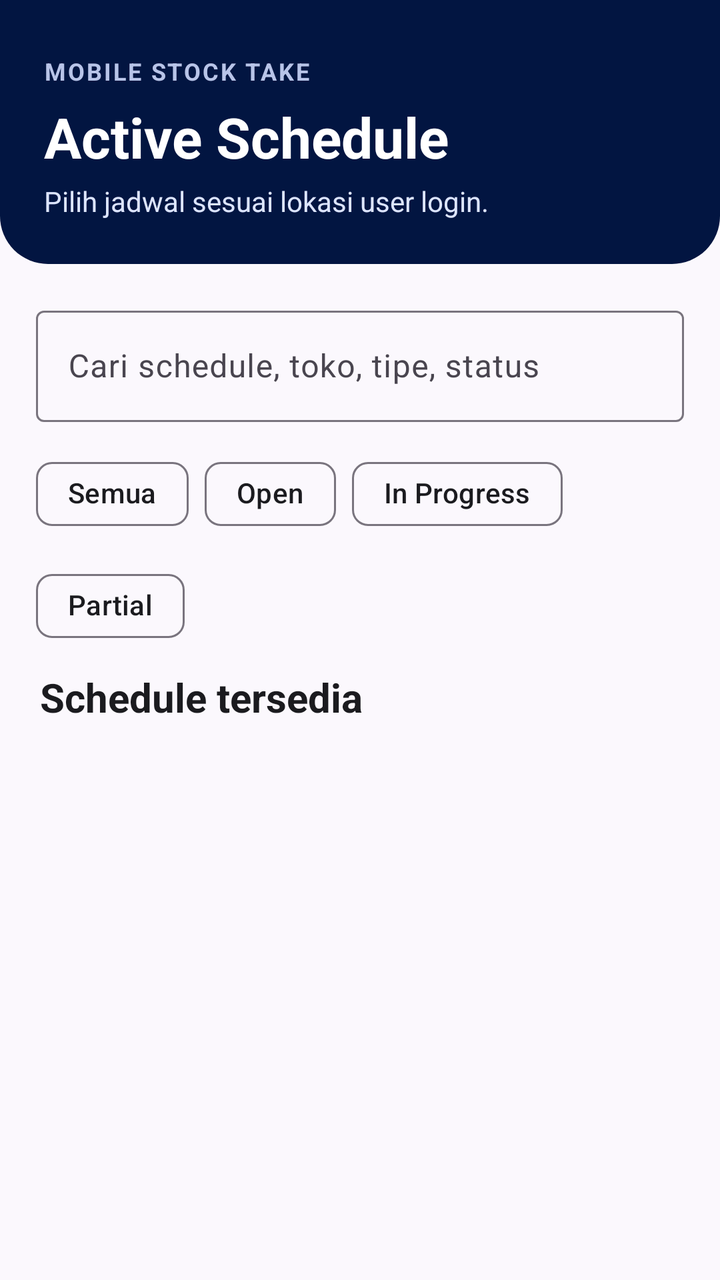
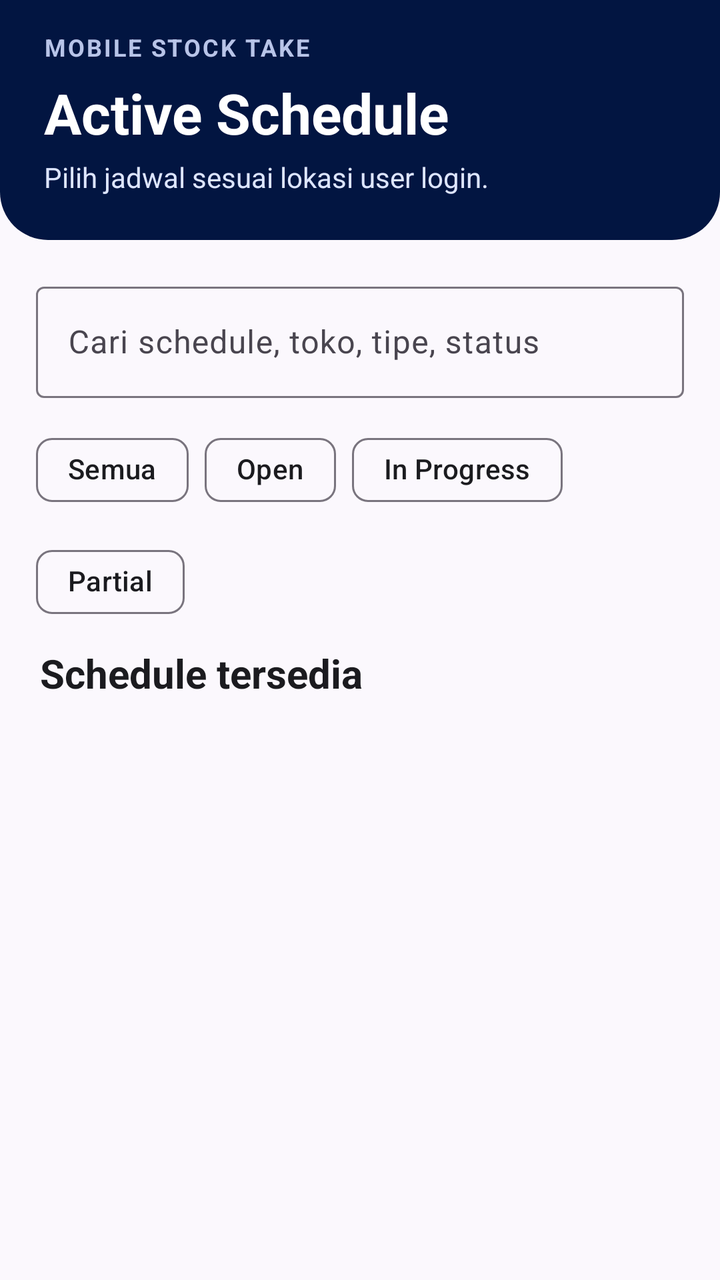

Two renders of the same Android screen: before a commit and after it. Below are the layout's source before the change and the commit's diff.
<!-- AndroidManifest.xml: application theme Theme.HeroStockTake -->
<!-- res/layout/fragment_schedule_list.xml -->
<?xml version="1.0" encoding="utf-8"?>
<LinearLayout xmlns:android="http://schemas.android.com/apk/res/android"
    xmlns:app="http://schemas.android.com/apk/res-auto"
    android:layout_width="match_parent"
    android:layout_height="match_parent"
    android:background="@color/hero_surface"
    android:orientation="vertical">

    <LinearLayout
        android:layout_width="match_parent"
        android:layout_height="132dp"
        android:background="@drawable/bg_header_panel"
        android:gravity="bottom"
        android:orientation="vertical"
        android:paddingHorizontal="22dp"
        android:paddingBottom="22dp">

        <TextView
            android:layout_width="wrap_content"
            android:layout_height="wrap_content"
            android:letterSpacing="0.08"
            android:text="MOBILE STOCK TAKE"
            android:textColor="#B8C4E8"
            android:textSize="12sp"
            android:textStyle="bold" />

        <TextView
            android:layout_width="match_parent"
            android:layout_height="wrap_content"
            android:layout_marginTop="6dp"
            android:text="Active Schedule"
            android:textColor="@color/white"
            android:textSize="28sp"
            android:textStyle="bold" />

        <TextView
            android:id="@+id/scheduleHeaderSubtitle"
            android:layout_width="match_parent"
            android:layout_height="wrap_content"
            android:layout_marginTop="4dp"
            android:text="Pilih jadwal sesuai lokasi user login."
            android:textColor="#DDE5FF"
            android:textSize="14sp" />
    </LinearLayout>

    <com.google.android.material.textfield.TextInputLayout
        android:id="@+id/scheduleSearchLayout"
        style="@style/Widget.Material3.TextInputLayout.OutlinedBox"
        android:layout_width="match_parent"
        android:layout_height="wrap_content"
        android:layout_marginHorizontal="18dp"
        android:layout_marginTop="18dp"
        android:hint="Cari schedule, toko, tipe, status">

        <com.google.android.material.textfield.TextInputEditText
            android:id="@+id/scheduleSearchInput"
            android:layout_width="match_parent"
            android:layout_height="wrap_content"
            android:inputType="text"
            android:minHeight="52dp"
            android:singleLine="true" />
    </com.google.android.material.textfield.TextInputLayout>

    <com.google.android.material.chip.ChipGroup
        android:id="@+id/scheduleFilterGroup"
        android:layout_width="match_parent"
        android:layout_height="wrap_content"
        android:layout_marginHorizontal="18dp"
        android:layout_marginTop="12dp"
        app:selectionRequired="true"
        app:singleSelection="true">

        <com.google.android.material.chip.Chip
            android:id="@+id/filterScheduleAll"
            android:layout_width="wrap_content"
            android:layout_height="wrap_content"
            android:checked="true"
            android:text="Semua" />

        <com.google.android.material.chip.Chip
            android:id="@+id/filterScheduleOpen"
            android:layout_width="wrap_content"
            android:layout_height="wrap_content"
            android:text="Open" />

        <com.google.android.material.chip.Chip
            android:id="@+id/filterScheduleProgress"
            android:layout_width="wrap_content"
            android:layout_height="wrap_content"
            android:text="In Progress" />

        <com.google.android.material.chip.Chip
            android:id="@+id/filterSchedulePartial"
            android:layout_width="wrap_content"
            android:layout_height="wrap_content"
            android:text="Partial" />
    </com.google.android.material.chip.ChipGroup>

    <LinearLayout
        android:layout_width="match_parent"
        android:layout_height="wrap_content"
        android:gravity="center_vertical"
        android:orientation="horizontal"
        android:paddingHorizontal="20dp"
        android:paddingTop="8dp">

        <TextView
            style="@style/HeroSectionTitle"
            android:layout_width="0dp"
            android:layout_height="wrap_content"
            android:layout_weight="1"
            android:text="Schedule tersedia" />

        <TextView
            android:id="@+id/scheduleCount"
            android:layout_width="wrap_content"
            android:layout_height="wrap_content"
            android:textColor="@color/hero_text_muted"
            android:textSize="13sp"
            android:textStyle="bold" />
    </LinearLayout>

    <TextView
        android:id="@+id/scheduleState"
        android:layout_width="match_parent"
        android:layout_height="wrap_content"
        android:layout_marginHorizontal="20dp"
        android:layout_marginTop="8dp"
        android:textColor="@color/hero_text_muted"
        android:textSize="14sp"
        android:visibility="gone" />

    <androidx.recyclerview.widget.RecyclerView
        android:id="@+id/scheduleList"
        android:layout_width="match_parent"
        android:layout_height="0dp"
        android:layout_marginTop="6dp"
        android:layout_weight="1"
        android:clipToPadding="false"
        android:paddingHorizontal="16dp"
        android:paddingBottom="22dp" />
</LinearLayout>
<!-- resources referenced by this layout -->
<resources>
  <color name="hero_surface">#FBF8FD</color>
  <color name="hero_text_muted">#5C5D66</color>
  <color name="white">#FFFFFF</color>
  <!-- drawable bg_header_panel (drawable) -->
  <?xml version="1.0" encoding="utf-8"?>
  <shape xmlns:android="http://schemas.android.com/apk/res/android">
      <solid android:color="@color/hero_navy" />
      <corners android:bottomLeftRadius="24dp" android:bottomRightRadius="24dp" />
  </shape>
  <style name="HeroSectionTitle">
          <item name="android:textColor">@color/hero_text</item>
          <item name="android:textStyle">bold</item>
          <item name="android:textSize">20sp</item>
      </style>
  <style name="Theme.HeroStockTake" parent="Theme.Material3.Light.NoActionBar">
          <item name="colorPrimary">@color/hero_navy</item>
          <item name="colorOnPrimary">@color/white</item>
          <item name="colorSecondary">@color/hero_red</item>
          <item name="colorOnSecondary">@color/white</item>
          <item name="colorSurface">@color/hero_surface</item>
          <item name="colorOnSurface">@color/hero_text</item>
          <item name="android:windowLightStatusBar">true</item>
          <item name="android:statusBarColor">@color/hero_navy</item>
          <item name="android:navigationBarColor">@color/white</item>
          <item name="android:windowActionModeOverlay">true</item>
      </style>
  <color name="hero_navy">#021541</color>
  <color name="hero_text">#1B1B1F</color>
  <color name="hero_red">#E41F25</color>
</resources>

<!-- the commit's change to res/layout/fragment_schedule_list.xml (unified diff, before → after) -->
@@ -8,7 +8,7 @@
 
     <LinearLayout
         android:layout_width="match_parent"
-        android:layout_height="132dp"
+        android:layout_height="120dp"
         android:background="@drawable/bg_header_panel"
         android:gravity="bottom"
         android:orientation="vertical"
